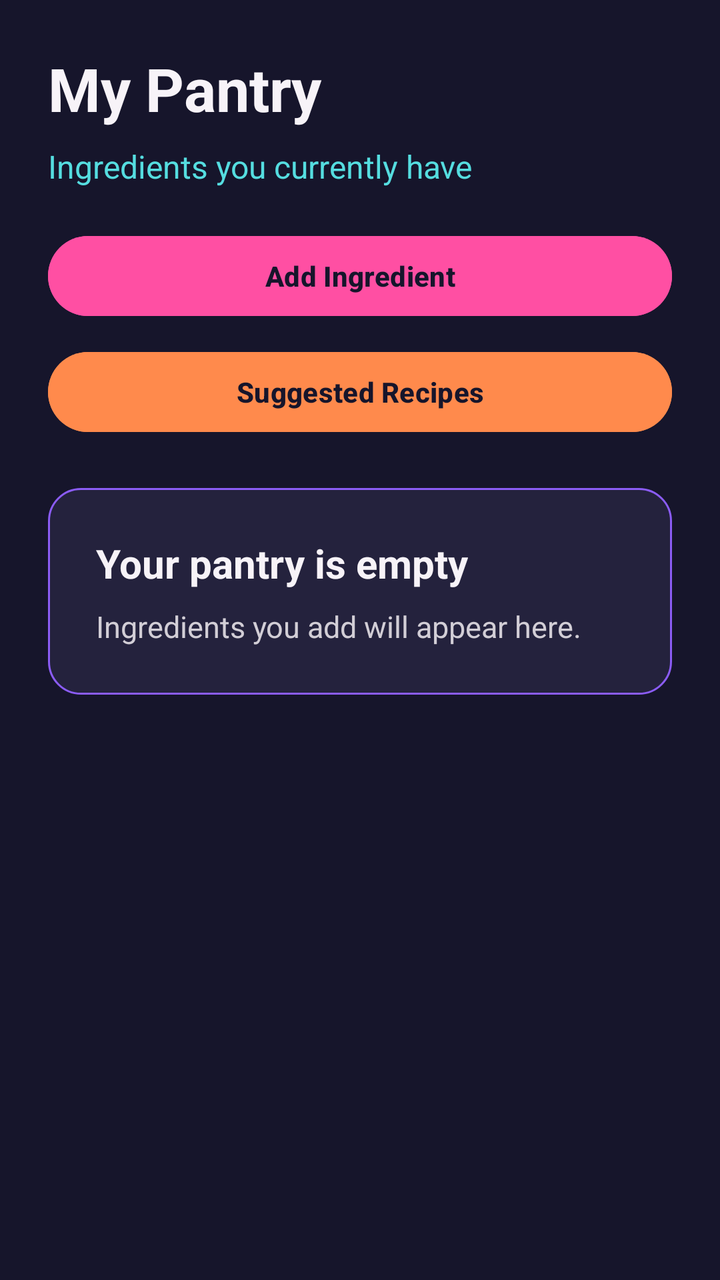
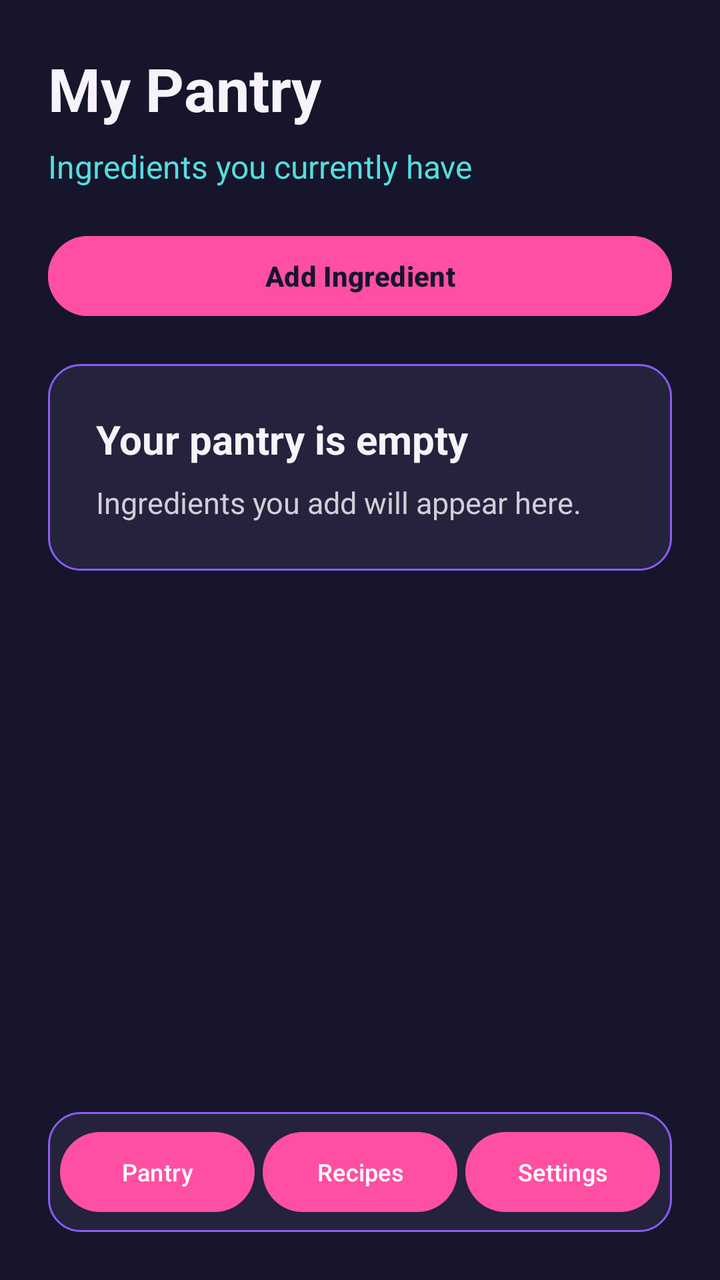

Two renders of the same Android screen: before a commit and after it. Below are the layout's source before the change and the commit's diff.
<!-- AndroidManifest.xml: application theme Theme.SmartPantryManager -->
<!-- res/layout/activity_pantry.xml -->
<?xml version="1.0" encoding="utf-8"?>
<LinearLayout xmlns:android="http://schemas.android.com/apk/res/android"
    android:layout_width="match_parent"
    android:layout_height="match_parent"
    android:background="@color/navy"
    android:orientation="vertical"
    android:padding="24dp">

    <TextView
        android:layout_width="wrap_content"
        android:layout_height="wrap_content"
        android:text="@string/pantry_title"
        android:textColor="@color/off_white"
        android:textSize="30sp"
        android:textStyle="bold" />

    <TextView
        android:layout_width="wrap_content"
        android:layout_height="wrap_content"
        android:layout_marginTop="8dp"
        android:text="@string/pantry_subtitle"
        android:textColor="@color/cyan"
        android:textSize="16sp" />

    <Button
        android:id="@+id/buttonAddIngredient"
        android:layout_width="match_parent"
        android:layout_height="wrap_content"
        android:layout_marginTop="20dp"
        android:backgroundTint="@color/pink"
        android:text="@string/add_ingredient"
        android:textAllCaps="false"
        android:textColor="@color/navy"
        android:textStyle="bold" />

    <Button
        android:id="@+id/buttonSuggestedRecipes"
        android:layout_width="match_parent"
        android:layout_height="wrap_content"
        android:layout_marginTop="10dp"
        android:backgroundTint="@color/orange"
        android:text="@string/view_suggested_recipes"
        android:textAllCaps="false"
        android:textColor="@color/navy"
        android:textStyle="bold" />

    <LinearLayout
        android:id="@+id/emptyState"
        android:layout_width="match_parent"
        android:layout_height="wrap_content"
        android:layout_marginTop="24dp"
        android:background="@drawable/pantry_card_background"
        android:orientation="vertical"
        android:padding="24dp">

        <TextView
            android:layout_width="wrap_content"
            android:layout_height="wrap_content"
            android:text="@string/empty_pantry_title"
            android:textColor="@color/off_white"
            android:textSize="20sp"
            android:textStyle="bold" />

        <TextView
            android:layout_width="wrap_content"
            android:layout_height="wrap_content"
            android:layout_marginTop="8dp"
            android:text="@string/empty_pantry_message"
            android:textColor="@color/light_text"
            android:textSize="15sp" />

    </LinearLayout>

    <androidx.recyclerview.widget.RecyclerView
        android:id="@+id/recyclerPantry"
        android:layout_width="match_parent"
        android:layout_height="0dp"
        android:layout_marginTop="24dp"
        android:layout_weight="1"
        android:clipToPadding="false"
        android:paddingBottom="16dp"
        android:visibility="gone" />

</LinearLayout>
<!-- resources referenced by this layout -->
<resources>
  <color name="cyan">#55DDE0</color>
  <color name="light_text">#D2CED6</color>
  <color name="navy">#16152B</color>
  <color name="off_white">#F7F3F8</color>
  <color name="orange">#FF8A4C</color>
  <color name="pink">#FF4FA3</color>
  <!-- drawable pantry_card_background (drawable) -->
  <?xml version="1.0" encoding="utf-8"?>
  <shape xmlns:android="http://schemas.android.com/apk/res/android"
      android:shape="rectangle">
  
      <solid android:color="@color/card_navy" />
      <corners android:radius="16dp" />
  
      <stroke
          android:width="1dp"
          android:color="@color/purple" />
  
  </shape>
  <string name="add_ingredient">Add Ingredient</string>
  <string name="empty_pantry_message">Ingredients you add will appear here.</string>
  <string name="empty_pantry_title">Your pantry is empty</string>
  <string name="pantry_subtitle">Ingredients you currently have</string>
  <string name="pantry_title">My Pantry</string>
  <string name="view_suggested_recipes">Suggested Recipes</string>
  <style name="Theme.SmartPantryManager" parent="Theme.Material3.DayNight.NoActionBar">
          <item name="colorPrimary">@color/pink</item>
          <item name="colorSecondary">@color/orange</item>
          <item name="android:statusBarColor">@color/navy</item>
          <item name="android:navigationBarColor">@color/navy</item>
          <item name="android:windowLightStatusBar">false</item>
      </style>
  <color name="card_navy">#24223D</color>
  <color name="purple">#8B5CF6</color>
</resources>

<!-- the commit's change to res/layout/activity_pantry.xml (unified diff, before → after) -->
@@ -33,52 +33,92 @@
         android:textColor="@color/navy"
         android:textStyle="bold" />
 
-    <Button
-        android:id="@+id/buttonSuggestedRecipes"
-        android:layout_width="match_parent"
-        android:layout_height="wrap_content"
-        android:layout_marginTop="10dp"
-        android:backgroundTint="@color/orange"
-        android:text="@string/view_suggested_recipes"
-        android:textAllCaps="false"
-        android:textColor="@color/navy"
-        android:textStyle="bold" />
-
-    <LinearLayout
-        android:id="@+id/emptyState"
-        android:layout_width="match_parent"
-        android:layout_height="wrap_content"
-        android:layout_marginTop="24dp"
-        android:background="@drawable/pantry_card_background"
-        android:orientation="vertical"
-        android:padding="24dp">
-
-        <TextView
-            android:layout_width="wrap_content"
-            android:layout_height="wrap_content"
-            android:text="@string/empty_pantry_title"
-            android:textColor="@color/off_white"
-            android:textSize="20sp"
-            android:textStyle="bold" />
-
-        <TextView
-            android:layout_width="wrap_content"
-            android:layout_height="wrap_content"
-            android:layout_marginTop="8dp"
-            android:text="@string/empty_pantry_message"
-            android:textColor="@color/light_text"
-            android:textSize="15sp" />
-
-    </LinearLayout>
-
-    <androidx.recyclerview.widget.RecyclerView
-        android:id="@+id/recyclerPantry"
+    <FrameLayout
         android:layout_width="match_parent"
         android:layout_height="0dp"
-        android:layout_marginTop="24dp"
-        android:layout_weight="1"
-        android:clipToPadding="false"
-        android:paddingBottom="16dp"
-        android:visibility="gone" />
+        android:layout_marginTop="20dp"
+        android:layout_weight="1">
+
+        <LinearLayout
+            android:id="@+id/emptyState"
+            android:layout_width="match_parent"
+            android:layout_height="wrap_content"
+            android:layout_marginTop="0dp"
+            android:background="@drawable/pantry_card_background"
+            android:orientation="vertical"
+            android:padding="24dp">
+
+            <TextView
+                android:layout_width="wrap_content"
+                android:layout_height="wrap_content"
+                android:text="@string/empty_pantry_title"
+                android:textColor="@color/off_white"
+                android:textSize="20sp"
+                android:textStyle="bold" />
+
+            <TextView
+                android:layout_width="wrap_content"
+                android:layout_height="wrap_content"
+                android:layout_marginTop="8dp"
+                android:text="@string/empty_pantry_message"
+                android:textColor="@color/light_text"
+                android:textSize="15sp" />
+
+        </LinearLayout>
+
+        <androidx.recyclerview.widget.RecyclerView
+            android:id="@+id/recyclerPantry"
+            android:layout_width="match_parent"
+            android:layout_height="match_parent"
+            android:clipToPadding="false"
+            android:paddingBottom="16dp"
+            android:visibility="gone" />
+
+    </FrameLayout>
+
+    <include layout="@layout/bottom_navigation" />
 
 </LinearLayout>
+<!-- res/layout/bottom_navigation.xml (included above) -->
+<?xml version="1.0" encoding="utf-8"?>
+<LinearLayout xmlns:android="http://schemas.android.com/apk/res/android"
+    android:layout_width="match_parent"
+    android:layout_height="wrap_content"
+    android:background="@drawable/pantry_card_background"
+    android:orientation="horizontal"
+    android:padding="4dp">
+
+    <Button
+        android:id="@+id/navPantry"
+        android:layout_width="0dp"
+        android:layout_height="48dp"
+        android:layout_weight="1"
+        android:layout_margin="2dp"
+        android:minWidth="0dp"
+        android:text="@string/nav_pantry"
+        android:textAllCaps="false"
+        android:textSize="12sp" />
+
+    <Button
+        android:id="@+id/navRecipes"
+        android:layout_width="0dp"
+        android:layout_height="48dp"
+        android:layout_weight="1"
+        android:layout_margin="2dp"
+        android:minWidth="0dp"
+        android:text="@string/nav_recipes"
+        android:textAllCaps="false"
+        android:textSize="12sp" />
+
+    <Button
+        android:id="@+id/navSettings"
+        android:layout_width="0dp"
+        android:layout_height="48dp"
+        android:layout_weight="1"
+        android:layout_margin="2dp"
+        android:minWidth="0dp"
+        android:text="@string/nav_settings"
+        android:textAllCaps="false"
+        android:textSize="12sp" />
+
+</LinearLayout>
<!-- resource entries referenced after the edit -->
@@ -22,9 +22,11 @@
   <string name="add_ingredient">Add Ingredient</string>
   <string name="empty_pantry_message">Ingredients you add will appear here.</string>
   <string name="empty_pantry_title">Your pantry is empty</string>
+  <string name="nav_pantry">Pantry</string>
+  <string name="nav_recipes">Recipes</string>
+  <string name="nav_settings">Settings</string>
   <string name="pantry_subtitle">Ingredients you currently have</string>
   <string name="pantry_title">My Pantry</string>
-  <string name="view_suggested_recipes">Suggested Recipes</string>
   <style name="Theme.SmartPantryManager" parent="Theme.Material3.DayNight.NoActionBar">
           <item name="colorPrimary">@color/pink</item>
           <item name="colorSecondary">@color/orange</item>
